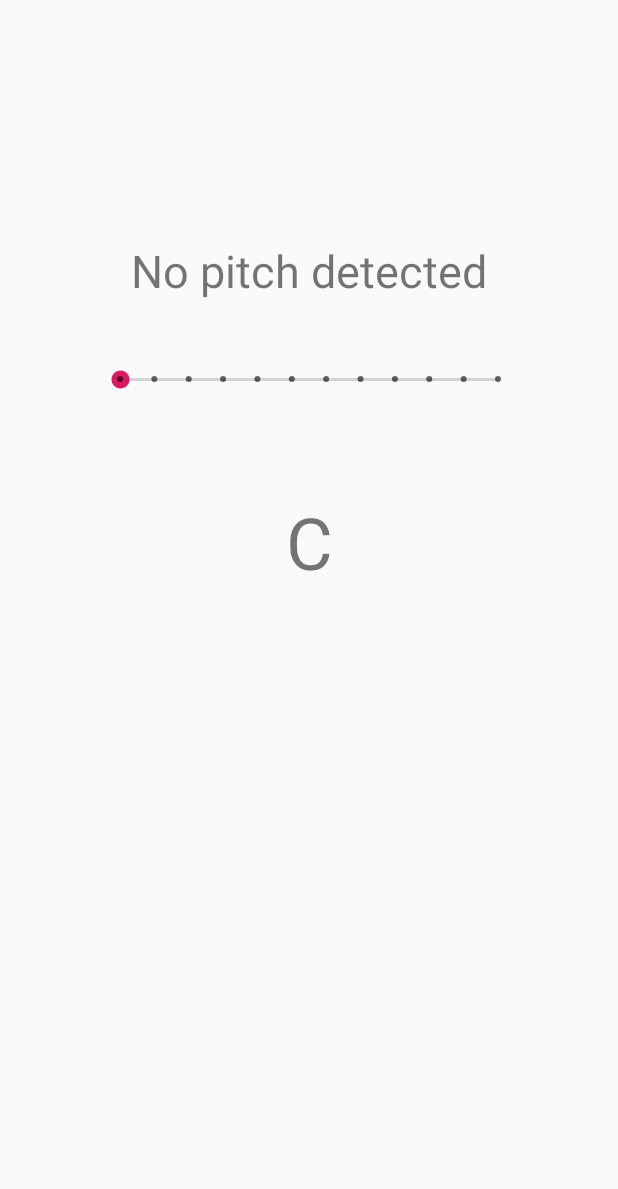
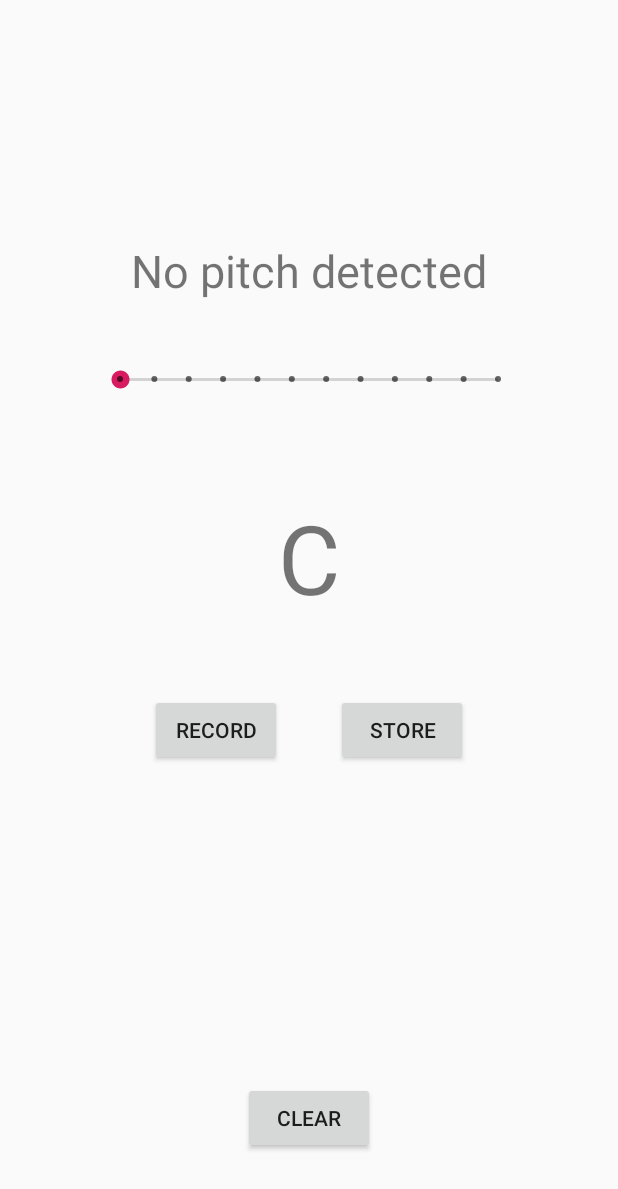
Before and after one commit to cs-4518/fp, an Android app: the screen it shows after launch (MainActivity), on a phone screen of 412 x 824 dp. Shown: the top 1189 px of the screen. Run offline under Robolectric (Android 15) with nearby library versions, the phone set to English and light mode, and no system bars; 2 statements that could not run were skipped.

Commit message:
Begin creating main layout

```diff
--- a/app/src/main/java/android/example/cs4518fp/MainActivity.java
+++ b/app/src/main/java/android/example/cs4518fp/MainActivity.java
@@ -7,6 +7,7 @@ import android.support.v4.app.ActivityCompat;
 import android.support.v4.content.ContextCompat;
 import android.support.v7.app.AppCompatActivity;
 import android.os.Bundle;
+import android.view.View;
 import android.widget.SeekBar;
 import android.widget.TextView;
 import android.widget.Toast;
@@ -22,9 +23,16 @@ import be.tarsos.dsp.pitch.PitchDetectionResult;
 import be.tarsos.dsp.pitch.PitchProcessor;
 
 public class MainActivity extends AppCompatActivity {
+    private String storage1 = "";
+    private String storage2 = "";
+    private String storage3 = "";
+
 
     private TextView mPitchText;
     private TextView mNoteText;
+    //private TextView mStorageText1;
+    private TextView mStorageText2;
+    //private TextView mStorageText3;
     private SeekBar mPitchSeekBar;
     private Pitch[] pitches;
 
@@ -44,6 +52,9 @@ public class MainActivity extends AppCompatActivity {
 
         mPitchText = findViewById(R.id.pitchText);
         mNoteText = findViewById(R.id.noteText);
+        //mStorageText1 = findViewById(R.id.storageText1);
+        mStorageText2 = findViewById(R.id.storageText2);
+        //mStorageText3 = findViewById(R.id.storageText3);
         mPitchSeekBar = findViewById(R.id.pitchSeekBar);
 
         mPitchSeekBar.setOnSeekBarChangeListener(seekBarChangeListener);
@@ -124,6 +135,22 @@ public class MainActivity extends AppCompatActivity {
         }
     };
 
+    public void store(View view) {
+        if(storage1.equals("")) {
+            storage1 = pitches[mPitchSeekBar.getProgress()].getNote();
+            mStorageText2.setText(storage1);
+        } else if (storage2.equals("")) {
+            storage2 = storage1;
+            storage1 = pitches[mPitchSeekBar.getProgress()].getNote();
+            mStorageText2.setText(String.format("%s | %s", storage1, storage2));
+        } else {
+            storage3 = storage2;
+            storage2 = storage1;
+            storage1 = pitches[mPitchSeekBar.getProgress()].getNote();
+            mStorageText2.setText(String.format("%s | %s | %s", storage1, storage2, storage3));
+        }
+    }
+
     private class Pitch {
         final String note;
         final float basePitch;
--- a/app/src/main/res/layout/activity_main.xml
+++ b/app/src/main/res/layout/activity_main.xml
@@ -23,7 +23,7 @@
         android:layout_height="wrap_content"
         android:layout_marginTop="128dp"
         android:text="@string/default_note"
-        android:textSize="48sp"
+        android:textSize="64sp"
         app:layout_constraintEnd_toEndOf="parent"
         app:layout_constraintStart_toStartOf="parent"
         app:layout_constraintTop_toBottomOf="@+id/pitchText" />
@@ -43,4 +43,68 @@
         app:layout_constraintStart_toStartOf="parent"
         app:layout_constraintTop_toBottomOf="@+id/pitchText" />
 
+    <Button
+        android:id="@+id/recordButton"
+        android:layout_width="wrap_content"
+        android:layout_height="wrap_content"
+        android:layout_marginStart="100dp"
+        android:layout_marginTop="48dp"
+        android:text="@string/record"
+        app:layout_constraintStart_toStartOf="parent"
+        app:layout_constraintTop_toBottomOf="@+id/noteText" />
+
+    <Button
+        android:id="@+id/storeButton"
+        android:layout_width="wrap_content"
+        android:layout_height="wrap_content"
+        android:layout_marginTop="48dp"
+        android:layout_marginEnd="100dp"
+        android:text="@string/store"
+        android:onClick="store"
+        app:layout_constraintEnd_toEndOf="parent"
+        app:layout_constraintTop_toBottomOf="@+id/noteText" />
+
+    <!--TextView
+        android:id="@+id/storageText1"
+        android:layout_width="wrap_content"
+        android:layout_height="wrap_content"
+        android:layout_marginStart="100dp"
+        android:layout_marginBottom="50dp"
+        android:textSize="48sp"
+        app:layout_constraintBottom_toBottomOf="parent"
+        app:layout_constraintStart_toStartOf="parent"
+        app:layout_constraintTop_toBottomOf="@+id/recordButton" /-->
+
+    <TextView
+        android:id="@+id/storageText2"
+        android:layout_width="wrap_content"
+        android:layout_height="wrap_content"
+        android:layout_marginBottom="50dp"
+        android:textSize="36sp"
+        app:layout_constraintBottom_toBottomOf="parent"
+        app:layout_constraintEnd_toEndOf="parent"
+        app:layout_constraintStart_toStartOf="parent"
+        app:layout_constraintTop_toBottomOf="@+id/recordButton" />
+
+    <!--TextView
+        android:id="@+id/storageText3"
+        android:layout_width="wrap_content"
+        android:layout_height="wrap_content"
+        android:layout_marginEnd="100dp"
+        android:layout_marginBottom="50dp"
+        android:textSize="48sp"
+        app:layout_constraintBottom_toBottomOf="parent"
+        app:layout_constraintEnd_toEndOf="parent"
+        app:layout_constraintTop_toBottomOf="@+id/storeButton" /-->
+
+    <Button
+        android:id="@+id/clearButton"
+        android:layout_width="wrap_content"
+        android:layout_height="wrap_content"
+        android:text="@string/clear"
+        app:layout_constraintBottom_toBottomOf="parent"
+        app:layout_constraintEnd_toEndOf="parent"
+        app:layout_constraintStart_toStartOf="parent"
+        app:layout_constraintTop_toBottomOf="@+id/storageText2" />
+
 </android.support.constraint.ConstraintLayout>
--- a/app/src/main/res/values/strings.xml
+++ b/app/src/main/res/values/strings.xml
@@ -2,4 +2,7 @@
     <string name="app_name">Sym-Phone-ic</string>
     <string name="default_message">No pitch detected</string>
     <string name="default_note">C</string>
+    <string name="store">Store</string>
+    <string name="record">Record</string>
+    <string name="clear">Clear</string>
 </resources>
```
